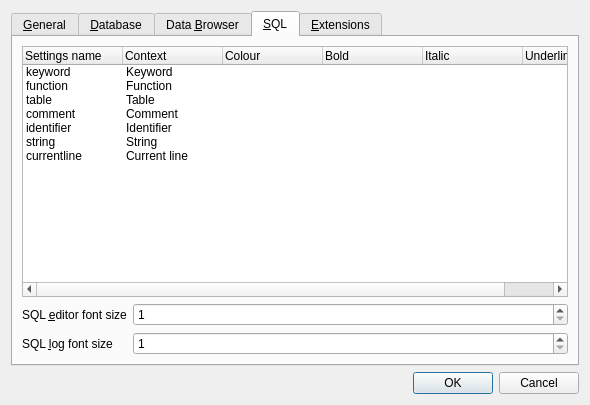
First picture: the form in src/PreferencesDialog.ui, repository sqlitebrowser/sqlitebrowser, before the edit.
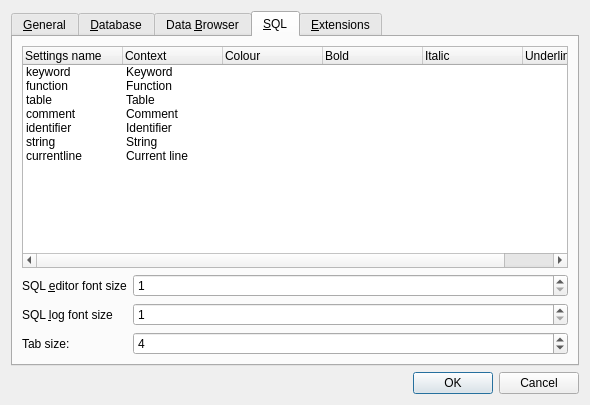
Second picture: the form after the edit. The open tabs and pages were chosen to show the change. Icons and pictures are not drawn.

```diff
--- a/src/PreferencesDialog.ui
+++ b/src/PreferencesDialog.ui
@@ -585,13 +585,6 @@
            </property>
           </widget>
          </item>
-         <item row="1" column="1">
-          <widget class="QSpinBox" name="spinLogFontSize">
-           <property name="minimum">
-            <number>1</number>
-           </property>
-          </widget>
-         </item>
          <item row="1" column="0">
           <widget class="QLabel" name="label_7">
            <property name="text">
@@ -602,6 +595,33 @@
            </property>
           </widget>
          </item>
+         <item row="1" column="1">
+          <widget class="QSpinBox" name="spinLogFontSize">
+           <property name="minimum">
+            <number>1</number>
+           </property>
+          </widget>
+         </item>
+         <item row="2" column="0">
+          <widget class="QLabel" name="label_13">
+           <property name="text">
+            <string>Tab size:</string>
+           </property>
+          </widget>
+         </item>
+         <item row="2" column="1">
+          <widget class="QSpinBox" name="spinTabSize">
+           <property name="minimum">
+            <number>1</number>
+           </property>
+           <property name="maximum">
+            <number>16</number>
+           </property>
+           <property name="value">
+            <number>4</number>
+           </property>
+          </widget>
+         </item>
         </layout>
        </item>
       </layout>
```
